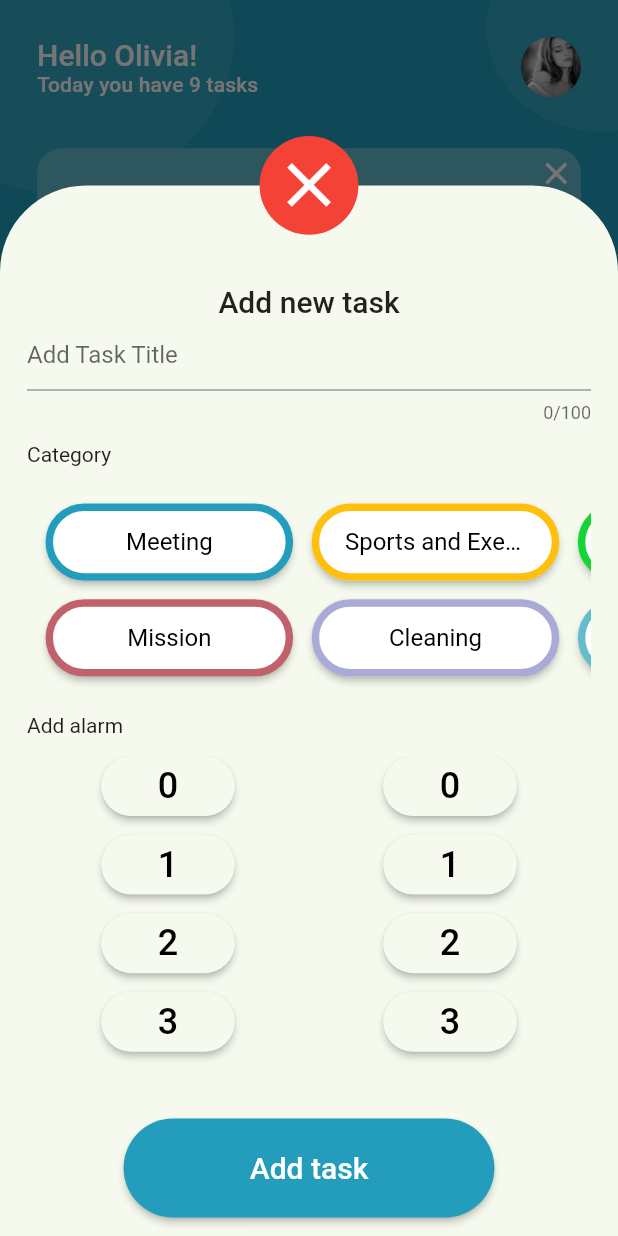
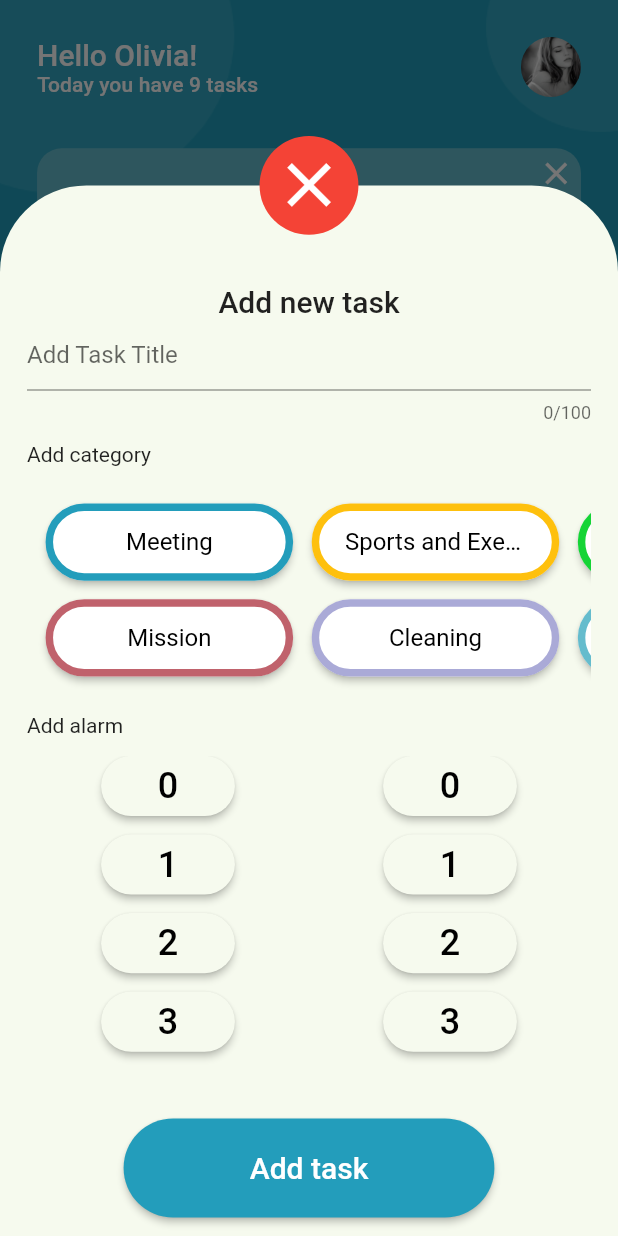
Before and after one commit to Furkan-Yildirim45/my-todo-app-TaskMuse, a Flutter app: the MainPage screen opened directly, after a tap on the "add" icon, on a phone screen of 412 x 824 dp. Run offline on Flutter 3.47's test engine with Material 2 defaults, Android fonts, the light colour scheme and no system bars; drawn by our look-alikes of convex_bottom_bar; our stand-ins replace flutter_bloc, hive_flutter; accounts and stored records are empty; statements that could not run were skipped.

Commit message:
edit ayarlandı şimdi telefonun gerçek alarm ile etkileşimini ayarlamak da sıra

```diff
--- a/lib/core/widget/bottom_sheet/part_of_header.dart
+++ b/lib/core/widget/bottom_sheet/part_of_header.dart
@@ -30,6 +30,7 @@ class _BaseSheetHeaderComponent extends StatelessWidget
                     )),
                 onTap: () {
                   Navigator.of(context).pop();
+                  context.read<GlobalManageCubit>().makeIsActiveOfTagFalse();
                 }),
           ),
         ]
--- a/lib/feature/home/view/home_parts/part_of_body_pace_lvb.dart
+++ b/lib/feature/home/view/home_parts/part_of_body_pace_lvb.dart
@@ -1,7 +1,7 @@
 part of "../home_view.dart";
 
 class _BodyPlaceListViewBuilder extends StatelessWidget
-    with _BodyPlaceLVBUtility,MainAlertDialog{
+    with _BodyPlaceLVBUtility,MainAlertDialog,MainBottomSheet{
   const _BodyPlaceListViewBuilder();
 
   @override
@@ -32,7 +32,10 @@ class _BodyPlaceListViewBuilder extends StatelessWidget
                                     state: state,
                                     backgroundColor: const Color(0xFFc2dbff),
                                     onPressed: () {
-
+                                      showCustomMainBottomSheet<GlobalManageCubit>(
+                                          context: context,
+                                          cubit: GlobalManageProvider.globalManageCubit,
+                                          child: const HomePageBottomSheet(isEdit: true));
                                     },
                                     index: index,
                                     iconColor: Colors.blue,
--- a/lib/feature/home/view/home_view.dart
+++ b/lib/feature/home/view/home_view.dart
@@ -1,5 +1,7 @@
 import 'package:flutter/material.dart';
 import 'package:flutter_bloc/flutter_bloc.dart';
+import 'package:task_muse/core/widget/bottom_sheet/main_bottom_sheet.dart';
+import 'package:task_muse/feature/home/view/home_view_bottom_sheet.dart';
 import 'package:task_muse/product/extension/context/border_radius.dart';
 import 'package:task_muse/product/extension/context/general.dart';
 import 'package:task_muse/product/extension/context/icon_size.dart';
--- a/lib/feature/home/view/home_view_bottom_sheet.dart
+++ b/lib/feature/home/view/home_view_bottom_sheet.dart
@@ -1,33 +1,29 @@
 import 'package:flutter/material.dart';
 import 'package:flutter_bloc/flutter_bloc.dart';
 import 'package:task_muse/core/const/colors.dart';
-import 'package:task_muse/core/widget/custom_animation_elev_button.dart';
 import 'package:task_muse/product/extension/context/border_radius.dart';
-import 'package:task_muse/product/extension/context/duration.dart';
 import 'package:task_muse/product/extension/context/general.dart';
 import 'package:task_muse/product/extension/context/padding.dart';
 import 'package:task_muse/product/extension/context/size.dart';
 import 'package:task_muse/product/global/cubit/global_manage_cubit.dart';
 
 import '../../../product/global/cubit/global_manage_state.dart';
+import '../../../product/widget/alarm_button.dart';
 import '../../../product/widget/category_button.dart';
 
 part 'bottom_sheet_parts/part_of_tags_place.dart';
 
-class MainPageBottomSheet extends StatefulWidget {
-  const MainPageBottomSheet({
-    super.key,
+class HomePageBottomSheet extends StatefulWidget {
+  const HomePageBottomSheet({
+    super.key, required this.isEdit,
   });
-
+  final bool isEdit;
   @override
-  State<MainPageBottomSheet> createState() => _MainPageBottomSheetState();
+  State<HomePageBottomSheet> createState() => _HomePageBottomSheetState();
 }
 
-class _MainPageBottomSheetState extends State<MainPageBottomSheet> with _BottomSheetUtility{
-  late final ScrollController _scrollController;
-  late final TextEditingController _titleController;
-  int? hour = 0;
-  int? minute = 0;
+class _HomePageBottomSheetState extends State<HomePageBottomSheet> with _BottomSheetUtility{
+
   @override
   void initState() {
     super.initState();
@@ -51,109 +47,49 @@ class _MainPageBottomSheetState extends State<MainPageBottomSheet> with _BottomS
               _categoryText(context),
               const _TagsPlace(),
               _addAlarmText(context),
-              BlocBuilder<GlobalManageCubit, GlobalManageState>(
-                builder: (context, state) {
-                  return Padding(
-                    padding: context.padding.normalSymmetricVertical,
-                    child: SizedBox(
-                      height: context.sized.dynamicHeigth(0.25),
-                      child: Row(
-                        children: [
-                          Expanded(
-                              child: ListView.builder(
-                            itemCount: state.personalAlarmHourItems?.length ?? 0,
-                            controller: _scrollController,
-                            itemBuilder: (context, index) {
-                              return CustomAnimationElevatedButton(
-                                containerMargin: ((state.personalAlarmHourItems?.length ?? 0) -1) == index
-                                    ? context.padding.kZeroPadding
-                                    : context.padding.bottomOnlyNormal,
-                                containerPadding: context.padding.dynamicSymmetric(vertical: 0, horizontal: 0.06),
-                                  buttonShape: RoundedRectangleBorder(
-                                    borderRadius: context.border.largeBorderRadius
-                                  ),
-                                  buttonBackgroundColor:
-                                      (state.personalAlarmHourItems?[index].isSelected ?? false)
-                                          ? const Color(0xff00CCFF)
-                                          : AppColor.enoki.getColor(),
-                                  onPressed: () {
-                                    context.read<GlobalManageCubit>().toggleAlarmHourItems(index);
-                                  },
-                                  containerDuration:
-                                      context.duration.durationNormal,
-                                  child: Center(
-                                      child: Text(
-                                    (index % 24).toString(),
-                                    style: context.general.textTheme.headlineSmall
-                                        ?.copyWith(
-                                          color: (state.personalAlarmHourItems?[index].isSelected ?? false)
-                                              ? Colors.white
-                                              : Colors.black
-                                    ),
-                                  )));
-                            },
-                          )),
-                          Expanded(
-                              child: ListView.builder(
-                            itemCount:
-                                state.personalAlarmMinutesItems?.length ?? 0,
-                            controller: _scrollController,
-                            itemBuilder: (context, index) {
-                              return CustomAnimationElevatedButton(
-                                  containerMargin: ((state.personalAlarmMinutesItems?.length ?? 0) -1) == index
-                                      ? context.padding.kZeroPadding
-                                      : context.padding.bottomOnlyNormal,
-                                  containerPadding: context.padding.dynamicSymmetric(vertical: 0, horizontal: 0.06),
-                                  buttonShape: RoundedRectangleBorder(
-                                      borderRadius: context.border.largeBorderRadius
-                                  ),
-                                  buttonBackgroundColor:
-                                  (state.personalAlarmMinutesItems?[index].isSelected ?? false)
-                                      ? const Color(0xff00CCFF)
-                                      : AppColor.enoki.getColor(),
-                                  onPressed: () {
-                                    context.read<GlobalManageCubit>().toggleAlarmMinutesItem(index);
-                                  },
-                                  containerDuration:
-                                  context.duration.durationNormal,
-                                  child: Center(
-                                      child: Text(
-                                        (index % 60).toString(),
-                                        style: context.general.textTheme.headlineSmall
-                                            ?.copyWith(
-                                            color: (state.personalAlarmMinutesItems?[index].isSelected ?? false)
-                                                ? Colors.white
-                                                : Colors.black
-                                        ),
-                                      )));
-                            },
-                          )),
-                        ],
-                      ),
-                    ),
-                  );
-                },
-              )
+              _addAlarm()
             ],
           ),
           const Spacer(),
-          _addTaskButton(context)
+          _addTaskButton(context: context, onPressed: widget.isEdit ? edit : add),
         ],
       ),
     );
   }
+  void edit() => context.read<GlobalManageCubit>().bottomSheetEditTaskMethod(context, titleController: _titleController);
+  void add() => context.read<GlobalManageCubit>().bottomSheetAddTaskMethod(context, titleController: _titleController);
+}
+
+
+mixin _BottomSheetUtility on State<HomePageBottomSheet>{
+  final String addNewTaskText = "Add new task";
+  final String editTheTaskText = "Edit the task";
+  final String addTaskText = "Add task";
+  final String editTaskText = "Edit task";
+  final String tampDateText = "Temp Date!";
+  final String addTaskTitle = "Add Task Title";
+  final String editTaskTitle = "Edit Task Title";
+  final String categoryText = "Add category";
+  final String editCategoryText = " Edit category";
+  final String addAlarmText = "Add alarm";
+  final String editAlarmText = "Edit alarm";
+
+  late final ScrollController _scrollController;
+  late final TextEditingController _titleController;
+  int? hour = 0;
+  int? minute = 0;
 
   Padding _addAlarmText(BuildContext context) {
     return Padding(
-              padding: context.padding.topOnlyNormal,
-              child: Text(addAlarmText),
-            );
+      padding: context.padding.topOnlyNormal,
+      child: Text(widget.isEdit ? editAlarmText : addAlarmText),
+    );
   }
 
   Padding _categoryText(BuildContext context) {
     return Padding(
       padding: context.padding.topOnlyNormal,
-      child: Text(categoryText),
+      child: Text(widget.isEdit ? editCategoryText : categoryText),
     );
   }
 
@@ -162,28 +98,26 @@ class _MainPageBottomSheetState extends State<MainPageBottomSheet> with _BottomS
       controller: _titleController,
       maxLines: 1,
       decoration: InputDecoration(
-        hintText: addTaskTitle,
+        hintText: widget.isEdit ? editTaskTitle : addTaskTitle,
       ),
       maxLength: 100,
     );
   }
 
-  Padding _addTaskButton(BuildContext context) {
+  Padding _addTaskButton({required BuildContext context, required void Function() onPressed}) {
     return Padding(
       padding: context.padding.bottomOnlyNormal,
       child: SizedBox(
         width: context.sized.dynamicWidth(0.6),
         height: context.sized.floatActionButtonSize,
         child: ElevatedButton(
-          onPressed: () {
-            context.read<GlobalManageCubit>().bottomSheetAddTaskMethod(context, titleController: _titleController);
-          },
+          onPressed: onPressed,
           style: ButtonStyle(
-            backgroundColor: MaterialStatePropertyAll(AppColor.aquaticCool.getColor()),
+              backgroundColor: MaterialStatePropertyAll(AppColor.aquaticCool.getColor()),
               shape: MaterialStatePropertyAll(RoundedRectangleBorder(
                   borderRadius: context.border.largeBorderRadius))),
           child: Text(
-            addTaskText,
+            widget.isEdit ? editTaskText : addTaskText,
             style: context.general.textTheme.titleLarge
                 ?.copyWith(color: Colors.white),
           ),
@@ -192,17 +126,46 @@ class _MainPageBottomSheetState extends State<MainPageBottomSheet> with _BottomS
     );
   }
 
-  Text _addNewTaskText(BuildContext context) => Text(addNewTaskText, style: context.general.textTheme.titleLarge);
+  Text _addNewTaskText(BuildContext context) => Text(widget.isEdit ? editTheTaskText : addNewTaskText, style: context.general.textTheme.titleLarge);
+
+  BlocBuilder<GlobalManageCubit, GlobalManageState> _addAlarm() {
+    return BlocBuilder<GlobalManageCubit, GlobalManageState>(
+      builder: (context, state) {
+        return Padding(
+          padding: context.padding.normalSymmetricVertical,
+          child: SizedBox(
+            height: context.sized.dynamicHeigth(0.25),
+            child: Row(
+              children: [
+                Expanded(
+                    child: ListView.builder(
+                      itemCount: state.personalAlarmHourItems?.length ?? 0,
+                      controller: _scrollController,
+                      itemBuilder: (context, index) {
+                        return BottomSheetAlarmButton(index: index, minOrHour: 24, onPressed: () {
+                          context.read<GlobalManageCubit>().toggleAlarmHourItems(index);
+                        },minOrHourItems: state.personalAlarmHourItems,);
+                      },
+                    )),
+                Expanded(
+                    child: ListView.builder(
+                      itemCount:
+                      state.personalAlarmMinutesItems?.length ?? 0,
+                      controller: _scrollController,
+                      itemBuilder: (context, index) {
+                        return BottomSheetAlarmButton(
+                          index: index,
+                          minOrHour: 60,
+                          onPressed: () {context.read<GlobalManageCubit>().toggleAlarmMinutesItem(index);},
+                          minOrHourItems: state.personalAlarmMinutesItems,
+                        );
+                      },
+                    )),
+              ],
+            ),
+          ),
+        );
+      },
+    );
+  }
 }
-
-mixin _BottomSheetUtility {
-  final String addNewTaskText = "Add new task";
-  final String addTaskText = "Add task";
-  final String tampDateText = "Temp Date!";
-  final String addTaskTitle = "Add Task Title";
-  final String categoryText = "Category";
-  final String addAlarmText = "Add alarm";
-}
-
-//todo:knk burda alarm eklerken hem saatin hem de dk nın verilmesi gerekli diger türlü olarak default bi dk saat ataması yap
-//bunu ayarla bunu yaptıkdan sonra da düzeltme butonuyla tıklandıktan sonra giden sayfayı yapıcaksın!
--- a/lib/feature/main_page/view/part_of_page_float_button.dart
+++ b/lib/feature/main_page/view/part_of_page_float_button.dart
@@ -24,7 +24,7 @@ class _MainPageFloatActionButtonState extends State<_MainPageFloatActionButton>
     showCustomMainBottomSheet<GlobalManageCubit>(
       cubit: GlobalManageProvider.globalManageCubit,
       context: context,
-      child: const MainPageBottomSheet(),
+      child: const HomePageBottomSheet( isEdit: false),
     );
   }
 }
--- a/lib/product/model/task_model.dart
+++ b/lib/product/model/task_model.dart
@@ -8,7 +8,7 @@ part 'task_model.g.dart';
 @HiveType(typeId: HiveConstants.taskTypeId)
 class TaskModel {
   @HiveField(0)
-  final String color;
+  final String? color;
   @HiveField(1)
   String title;
   @HiveField(2)
@@ -18,7 +18,7 @@ class TaskModel {
   @HiveField(4)
   bool isComplete;
   @HiveField(5)
-  String tag;
+  String? tag;
   @HiveField(6)
   int? alarmHour;
   @HiveField(7)
@@ -26,9 +26,9 @@ class TaskModel {
   bool isSwiped;
 
   TaskModel({
-     required this.color,
+     this.color,
      required this.title,
-    required this.tag,
+    this.tag,
     this.date,
     this.isReminderActive = false,
     this.isComplete = false,
--- a/lib/product/utility/hive_manager.dart
+++ b/lib/product/utility/hive_manager.dart
@@ -50,9 +50,11 @@ class TaskCacheManager extends ICacheManager<TaskModel>{
     await _box?.addAll(items);
   }
 
+
+  //todo:burda element.id ile yapılması gerekiyor putItems yani güncelleme!!
   @override
   Future<void> putItems(List<TaskModel> items) async {
-    await _box?.putAll(Map.fromEntries(items.map((element) => MapEntry(element.title, element)))); ///değiştirilicek! title
+    await _box?.putAll(Map.fromEntries(items.map((element) => MapEntry(element.title, element))));
   }
 
   @override
--- /dev/null
+++ b/lib/product/widget/alarm_button.dart
@@ -0,0 +1,49 @@
+import 'package:flutter/material.dart';
+import 'package:task_muse/product/extension/context/border_radius.dart';
+import 'package:task_muse/product/extension/context/duration.dart';
+import 'package:task_muse/product/extension/context/general.dart';
+import 'package:task_muse/product/extension/context/padding.dart';
+
+import '../../core/const/colors.dart';
+import '../../core/widget/custom_animation_elev_button.dart';
+import '../../feature/home/model/personal_alarm_model.dart';
+
+class BottomSheetAlarmButton extends StatelessWidget {
+  const BottomSheetAlarmButton({
+    super.key,
+    this.minOrHourItems,
+    required this.index,
+    required this.minOrHour,
+    required this.onPressed,
+  });
+
+  final List<PersonalAlarmModel>? minOrHourItems;
+  final int index;
+  final int minOrHour;
+  final void Function() onPressed;
+
+  @override
+  Widget build(BuildContext context) {
+    return CustomAnimationElevatedButton(
+        containerMargin: ((minOrHourItems?.length ?? 0) - 1) == index
+            ? context.padding.kZeroPadding
+            : context.padding.bottomOnlyNormal,
+        containerPadding:
+        context.padding.dynamicSymmetric(vertical: 0, horizontal: 0.06),
+        buttonShape: RoundedRectangleBorder(
+            borderRadius: context.border.largeBorderRadius),
+        buttonBackgroundColor: (minOrHourItems?[index].isSelected ?? false)
+            ? const Color(0xff00CCFF)
+            : AppColor.enoki.getColor(),
+        onPressed: onPressed,
+        containerDuration: context.duration.durationNormal,
+        child: Center(
+            child: Text(
+              (index % minOrHour).toString(),
+              style: context.general.textTheme.headlineSmall?.copyWith(
+                  color: (minOrHourItems?[index].isSelected ?? false)
+                      ? Colors.white
+                      : Colors.black),
+            )));
+  }
+}
--- a/lib/ui_test/hive_singleton_manager_test.dart
+++ b/lib/ui_test/hive_singleton_manager_test.dart
@@ -49,7 +49,7 @@ class _HiveSingletonManagerTestState extends State<HiveSingletonManagerTest> {
         itemBuilder: (context, index) {
                   return Container(
                     height: 60,
-                      color: TaskModel.stringToColor(_items![index].color),
+                      color: TaskModel.stringToColor(_items![index].color ?? "#000000"),
                       child: Center(
                     child: Text("${_items?[index].title}"),
                   ));
```
Also changed, not shown: lib/core/widget/bottom_sheet/main_bottom_sheet.dart (+4 -5 lines), lib/feature/edit/view/edit_page.dart (deleted, +0 -12 lines), lib/product/global/cubit/global_manage_cubit.dart (+47 -14 lines), lib/product/model/task_model.g.dart, 1 other file.
